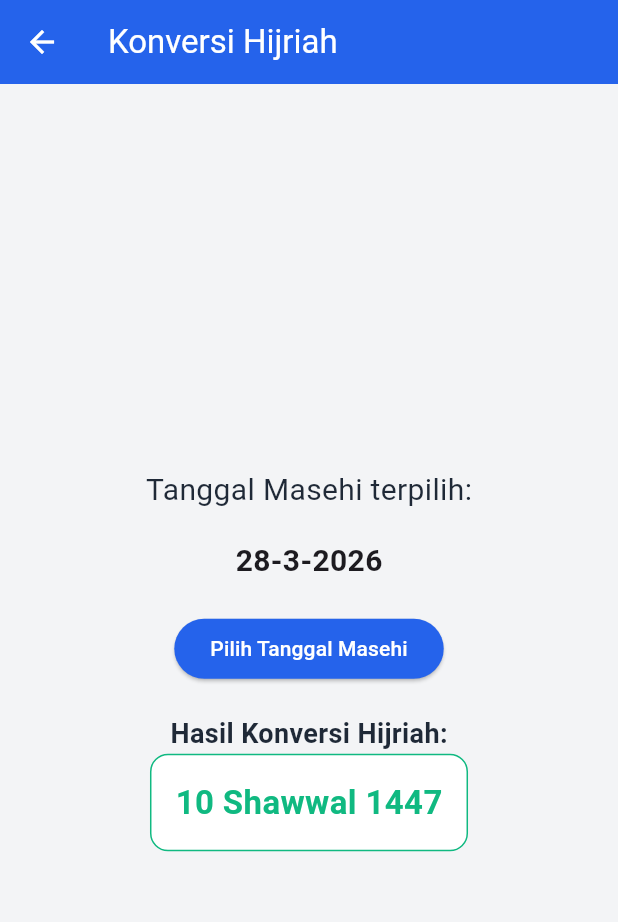
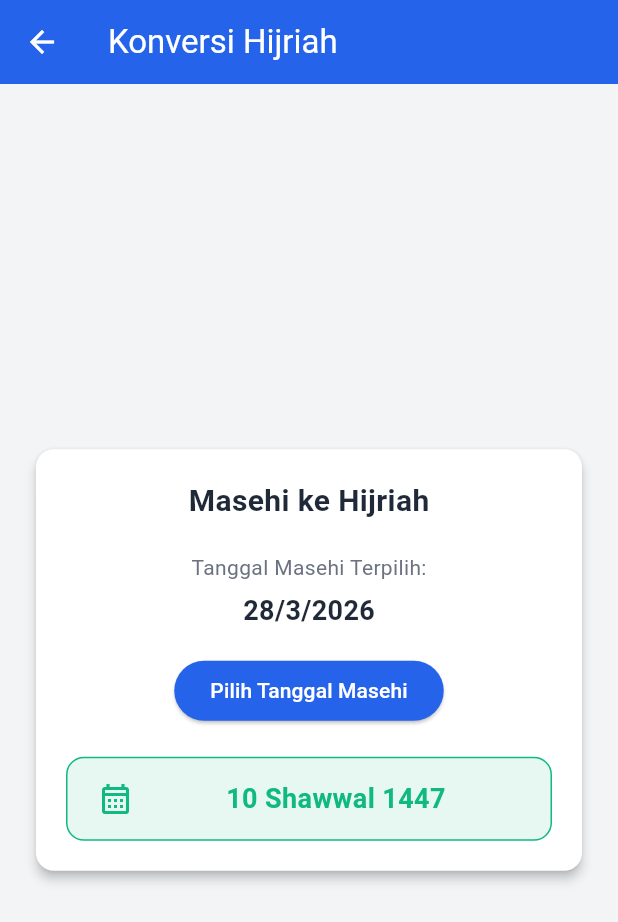
Before and after one commit to AmnanBK/tpm-tugas-modul-4, a Flutter app: the HijriahConverterScreen screen opened directly, on a phone screen of 412 x 824 dp. Shown: the top 922 px of the screen. Run offline on Flutter 3.47's test engine with Material 3 defaults, Android fonts, the phone set to English and light mode, and no system bars; our stand-ins replace hijri.

Commit message:
style: better hijriah converter ui

```diff
--- a/lib/features/hijriah_converter/screens/hijriah_converter.dart
+++ b/lib/features/hijriah_converter/screens/hijriah_converter.dart
@@ -51,56 +51,84 @@ class _HijriahConverterScreenState extends State<HijriahConverterScreen> {
   @override
   Widget build(BuildContext context) {
     return Scaffold(
+      backgroundColor: AppColors.background,
       appBar: AppBar(title: const Text("Konversi Hijriah")),
-      body: Center(
+      body: Padding(
+        padding: const EdgeInsets.all(20.0),
+        child: Center(
+          child: ConstrainedBox(
+            constraints: const BoxConstraints(maxWidth: 400),
+            child: Card(
+              color: AppColors.surface,
+              elevation: 3,
+              shape: RoundedRectangleBorder(
+                borderRadius: BorderRadius.circular(12),
+              ),
               child: Padding(
-          padding: const EdgeInsets.all(24.0),
+                padding: const EdgeInsets.all(20),
                 child: Column(
-            mainAxisAlignment: MainAxisAlignment.center,
+                  mainAxisSize: MainAxisSize.min,
                   children: [
                     const Text(
-                "Tanggal Masehi terpilih:",
-                style: TextStyle(color: AppColors.textPrimary, fontSize: 20),
-              ),
-              const SizedBox(height: 18),
-              Text(
-                "${_selectedDate.day}-${_selectedDate.month}-${_selectedDate.year}",
-                style: const TextStyle(
+                      "Masehi ke Hijriah",
+                      style: TextStyle(
                         fontSize: 20,
                         fontWeight: FontWeight.bold,
+                        color: AppColors.textPrimary,
                       ),
                     ),
                     const SizedBox(height: 20),
+                    const Text(
+                      "Tanggal Masehi Terpilih:",
+                      style: TextStyle(color: AppColors.textSecondary),
+                    ),
+                    const SizedBox(height: 6),
+                    Text(
+                      "${_selectedDate.day}/${_selectedDate.month}/${_selectedDate.year}",
+                      style: const TextStyle(
+                        fontSize: 18,
+                        fontWeight: FontWeight.bold,
+                        color: AppColors.textPrimary,
+                      ),
+                    ),
+                    const SizedBox(height: 16),
                     ElevatedButton(
                       onPressed: () => _selectDate(context),
                       style: ElevatedButton.styleFrom(
                         backgroundColor: AppColors.primary,
-                ),
-                child: const Text(
-                  "Pilih Tanggal Masehi",
-                  style: TextStyle(color: Colors.white),
+                        foregroundColor: Colors.white,
+                        shape: RoundedRectangleBorder(
+                          borderRadius: BorderRadius.circular(20),
                         ),
                       ),
+                      child: const Text("Pilih Tanggal Masehi"),
+                    ),
                     const SizedBox(height: 20),
-              const Text(
-                "Hasil Konversi Hijriah:",
-                style: TextStyle(
-                  color: AppColors.textPrimary,
-                  fontWeight: FontWeight(600),
-                  fontSize: 18,
+                    Container(
+                      width: double.infinity,
+                      padding: const EdgeInsets.symmetric(
+                        vertical: 14,
+                        horizontal: 20,
                       ),
-              ),
-              Container(
-                padding: const EdgeInsets.all(16),
                       decoration: BoxDecoration(
-                  color: AppColors.surface,
+                        color: AppColors.secondary.withOpacity(0.1),
                         borderRadius: BorderRadius.circular(12),
                         border: Border.all(color: AppColors.secondary),
                       ),
+                      child: Row(
+                        mainAxisAlignment: MainAxisAlignment.center,
+                        children: [
+                          const Icon(
+                            Icons.calendar_month_outlined,
+                            color: AppColors.secondary,
+                          ),
+                          const SizedBox(width: 12),
+                          Expanded(
                             child: Text(
                               _hijriResult,
+                              textAlign: TextAlign.center,
                               style: const TextStyle(
-                    fontSize: 22,
+                                fontSize: 18,
                                 fontWeight: FontWeight.bold,
                                 color: AppColors.secondary,
                               ),
@@ -109,6 +137,12 @@ class _HijriahConverterScreenState extends State<HijriahConverterScreen> {
                         ],
                       ),
                     ),
+                  ],
+                ),
+              ),
+            ),
+          ),
+        ),
       ),
     );
   }
```
Lines whose indentation alone changed are shown as unchanged.
